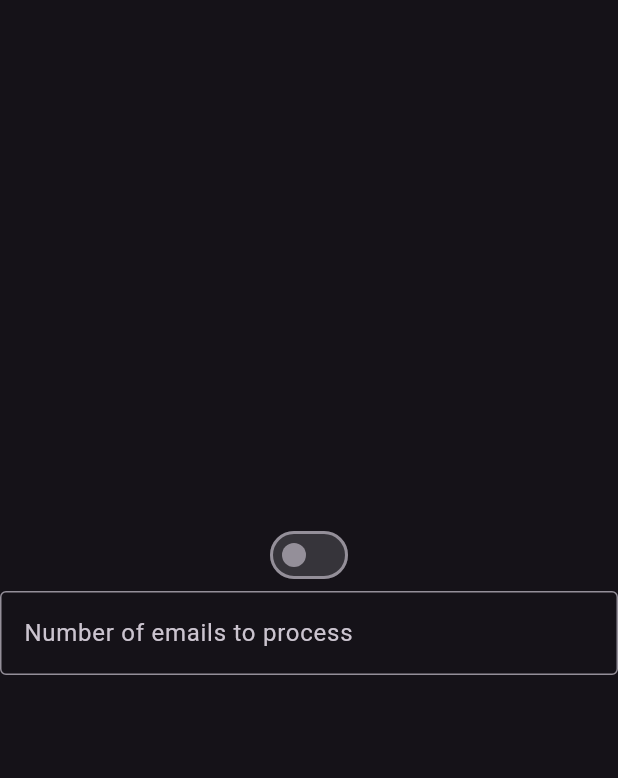
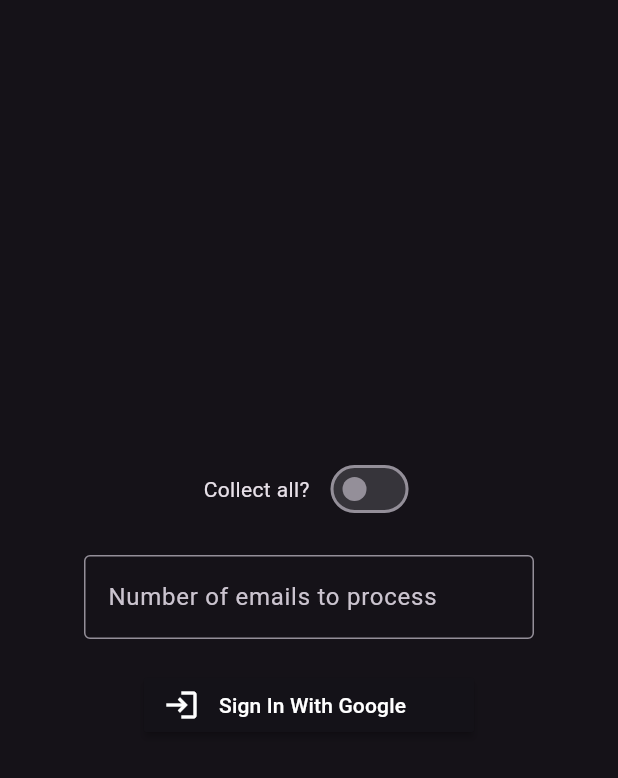
Before and after one commit to tannerellason/nuke-my-inbox, a Flutter app: the screen it shows after launch, on a phone screen of 412 x 824 dp, the part 63-841 px from its top. Run offline on Flutter 3.47's test engine with Material 3 defaults, Android fonts, the phone set to English and light mode, and no system bars; our stand-ins replace firebase_auth, firebase_core, flutter_signin_button, go_router, google_sign_in, googleapis_auth; missing offline and left inert: extension_google_sign_in_as_googleapis_auth, googleapis; accounts and stored records are empty.

Commit message:
Backup 6:23 6/3/2024 - fleshed out login screen

```diff
--- a/lib/screens/login_screen.dart
+++ b/lib/screens/login_screen.dart
@@ -18,36 +18,54 @@ class LoginScreen extends StatelessWidget {
         children: [
           Row(
             mainAxisAlignment: MainAxisAlignment.center,
-            children: [Switch(
+            children: [
+              const Text('Collect all?'),
+              const Padding(padding: EdgeInsets.only(right: 10)),
+              Switch(
                 value: Provider.of<Gmailhandler>(context, listen: false).collectAll,
                 onChanged: (value) {
-                Provider.of<Gmailhandler>(context, listen: false).collectAll = value;
+                  Provider.of<Gmailhandler>(context, listen: false).setCollectAll(value);
                 }
-            )]
               ),
-          TextField(
+            ]
+          ),
+          Row(
+            mainAxisAlignment: MainAxisAlignment.center,
+            children: [
+              Padding(
+                padding: const EdgeInsets.all(20),
+                child: SizedBox(
+                  width: 300,
+                  child: TextField(
                     enabled: !Provider.of<Gmailhandler>(context, listen: false).collectAll,
                     keyboardType: TextInputType.number,
                     decoration: const InputDecoration(
                       border: OutlineInputBorder(),
                       labelText: 'Number of emails to process',
+                    ),
+                    onSubmitted: (String value) {
+                      Provider.of<Gmailhandler>(context, listen: false).setNumberOfMessages(int.parse(value));
+                    },
+                  ),
                 )
               ),
+            ],
+          ),
+          Row(
+            mainAxisAlignment: MainAxisAlignment.center,
+            children: [
+              SignInButtonBuilder(
+                text: 'Sign In With Google',
+                icon: Icons.login,
+                onPressed: () {
+                  Provider.of<Gmailhandler>(context, listen: false).signInWithGoogle(context);
+                },
+                backgroundColor: ThemeData.dark().scaffoldBackgroundColor,
+              )
+            ]
+          )
         ]
       )
     );
   }
 }
-
-
-
-// Center(
-//         child: SignInButtonBuilder(
-//           text: 'Sign in with Google',
-//           icon: Icons.login,
-//           onPressed: () {
-//             Provider.of<Gmailhandler>(context, listen: false).signInWithGoogle(context);
-//           },
-//           backgroundColor: ThemeData.dark(useMaterial3: true).scaffoldBackgroundColor,
-//         )
-//       ),
--- a/todo.txt
+++ /dev/null
@@ -1,5 +0,0 @@
-- Loading screen:
-    - Give user the ability to control the amount of emails collected or to just collect them all
-
-- Action screen:
-    - Implement. This is where the user chosen actions will happen
```
Also changed, not shown: lib/scripts/gmail_handler.dart (+14 -4 lines). Lines whose indentation alone changed are shown as unchanged.
